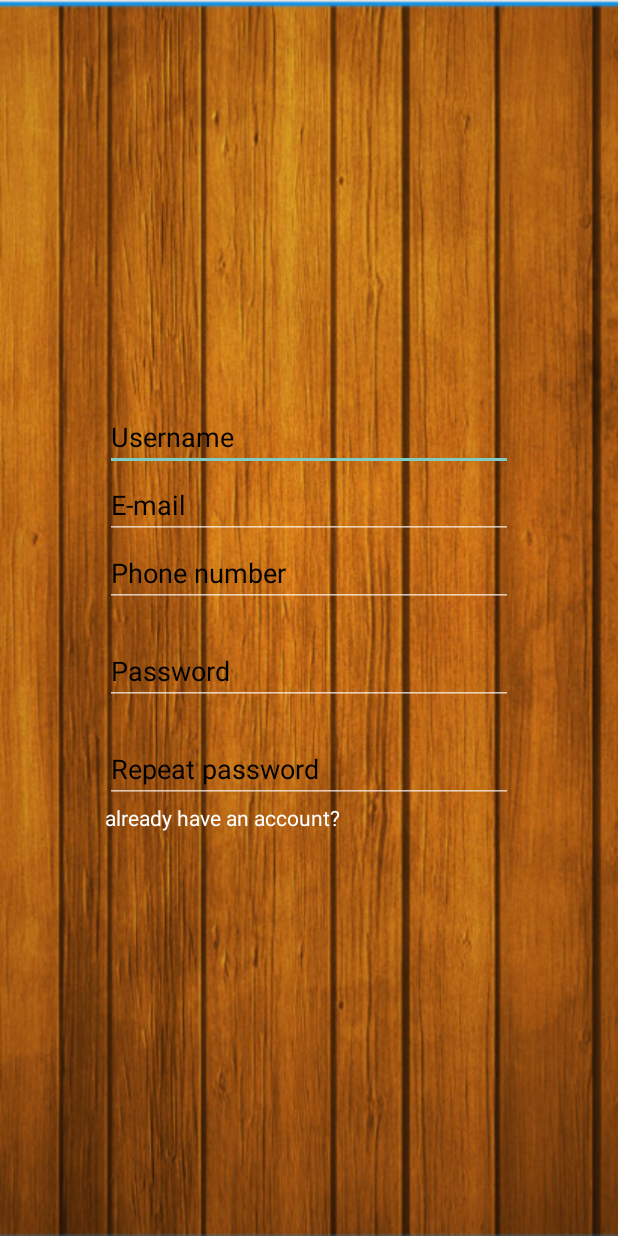
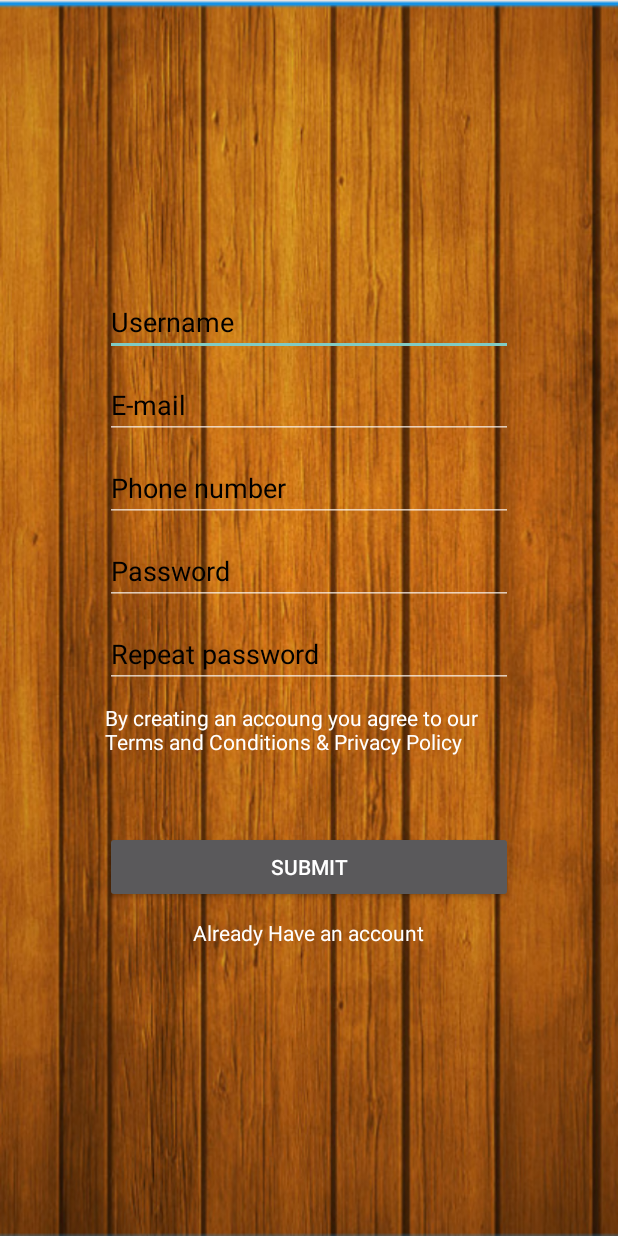
Before and after one commit to AP-Elektronica-ICT/intprojectrepo-thermo-team, an Android app: the MainActivity screen opened directly, with no data from a screen before it, on a phone screen of 412 x 824 dp. Run offline under Robolectric (Android 15) with nearby library versions, the phone set to English and light mode, and no system bars; Roboto replaces fonts that are not available here.

Commit message:
front-end register

```diff
--- a/thermo-sauna/app/src/main/res/layout/activity_main.xml
+++ b/thermo-sauna/app/src/main/res/layout/activity_main.xml
@@ -35,29 +35,31 @@
             android:id="@+id/EmailRegister"
             android:layout_width="match_parent"
             android:layout_height="wrap_content"
+            android:layout_marginTop="10dp"
             android:hint="@string/e_mail"
             android:textColor="@color/black"
             android:textColorHint="@color/black"
             android:inputType="textEmailAddress"
 
             />
+
         <EditText
             android:id="@+id/PhoneRegister"
             android:layout_width="match_parent"
             android:layout_height="wrap_content"
+            android:layout_marginTop="10dp"
             android:hint="@string/phone_number"
             android:textColor="@color/black"
             android:textColorHint="@color/black"
             android:inputType="textEmailAddress"
-
-            />
+            tools:ignore="TextFields" />
 
 
         <EditText
             android:id="@+id/PasswordRegister"
             android:layout_width="match_parent"
             android:layout_height="wrap_content"
-            android:layout_marginTop="20dp"
+            android:layout_marginTop="10dp"
             android:hint="@string/password"
             android:textColorHint="@color/black"
             android:inputType="textPassword"
@@ -67,7 +69,7 @@
             android:id="@+id/PasswordRepeatRegister"
             android:layout_width="match_parent"
             android:layout_height="wrap_content"
-            android:layout_marginTop="20dp"
+            android:layout_marginTop="10dp"
             android:hint="@string/repeat_password"
             android:textColorHint="@color/black"
             android:inputType="textPassword"
@@ -78,10 +80,27 @@
             android:id="@+id/Forgot_passw"
             android:layout_width="wrap_content"
             android:layout_height="wrap_content"
-            android:layout_alignParentBottom="true"
-            android:layout_centerHorizontal="true"
-            android:text="already have an account?"
-            android:textColor="#FFFFFF"/>
+            android:layout_marginTop="10dp"
+            android:text="@string/by_creating_an_accoung_you_agree_to_our_terms_and_conditions_amp_privacy_policy"
+            android:textColor="#FFFFFF"
+            android:layout_gravity="center_horizontal"/>
+
+
+
+        <Button
+            android:layout_width="match_parent"
+            android:layout_height="wrap_content"
+            android:layout_marginTop="50dp"
+            android:text="@string/submit"/>
+
+        <TextView
+            android:id="@+id/AlreadyHaveAccount"
+            android:layout_width="wrap_content"
+            android:layout_height="wrap_content"
+            android:layout_marginTop="10dp"
+            android:text="@string/already_have_an_account"
+            android:textColor="#FFFFFF"
+            android:layout_gravity="center_horizontal"/>
 
 
     </LinearLayout>
--- a/thermo-sauna/app/src/main/res/values/strings.xml
+++ b/thermo-sauna/app/src/main/res/values/strings.xml
@@ -13,4 +13,7 @@
     <string name="repeat_password">Repeat password</string>
     <string name="e_mail">E-mail</string>
     <string name="phone_number">Phone number</string>
+    <string name="by_creating_an_accoung_you_agree_to_our_terms_and_conditions_amp_privacy_policy"><![CDATA[By creating an accoung you agree to our Terms and Conditions & Privacy Policy]]></string>
+    <string name="submit">Submit</string>
+    <string name="already_have_an_account">Already Have an account</string>
 </resources>
```
